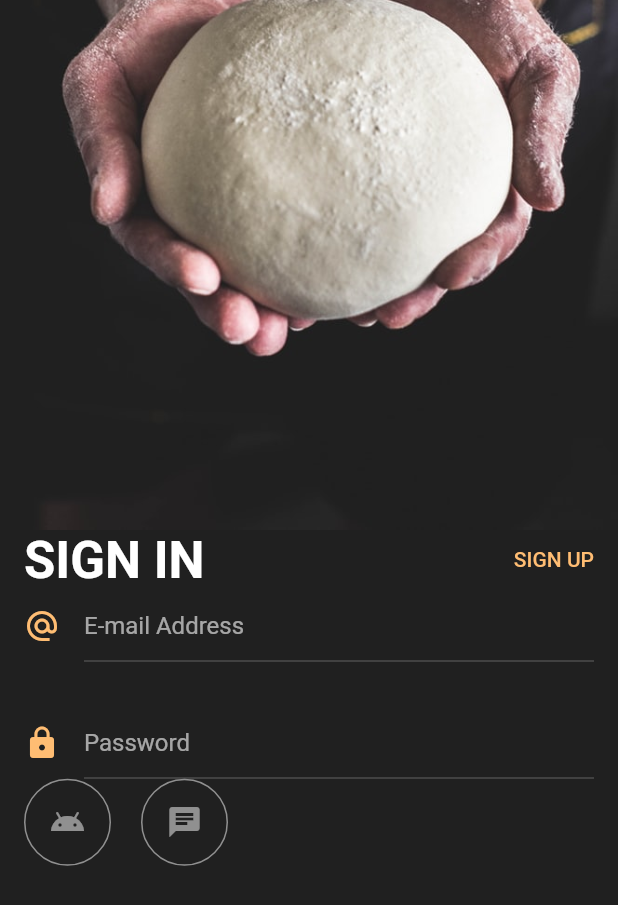
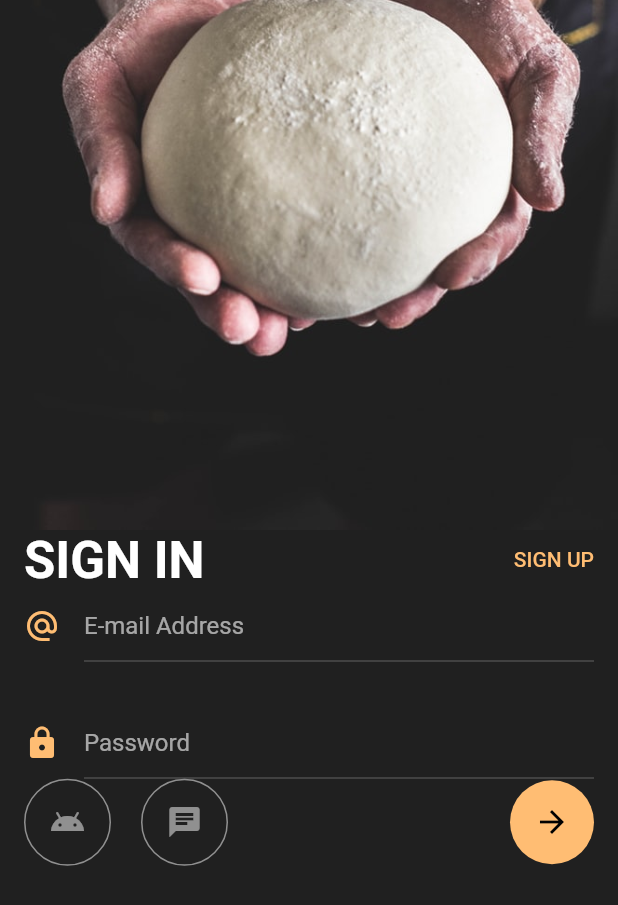
Before and after one commit to j-pcgoncalves/auth_screen, a Flutter app: the screen it shows after launch, after a tap on "START LEARNING", on a phone screen of 412 x 824 dp. Shown: the top 905 px of the screen. Run offline on Flutter 3.47's test engine with Material 2 defaults, Android fonts, the phone set to English and light mode, and no system bars.

Commit message:
add arrow icon

```diff
--- a/lib/sign_in_screen.dart
+++ b/lib/sign_in_screen.dart
@@ -108,6 +108,18 @@ class SignInScreen extends StatelessWidget {
                           color: Colors.white.withOpacity(.5),
                         ),
                       ),
+                      const Spacer(),
+                      Container(
+                        padding: const EdgeInsets.all(16),
+                        decoration: const BoxDecoration(
+                          shape: BoxShape.circle,
+                          color: kPrimaryColor,
+                        ),
+                        child: const Icon(
+                          Icons.arrow_forward,
+                          color: Colors.black,
+                        ),
+                      ),
                     ],
                   )
                 ],
```
